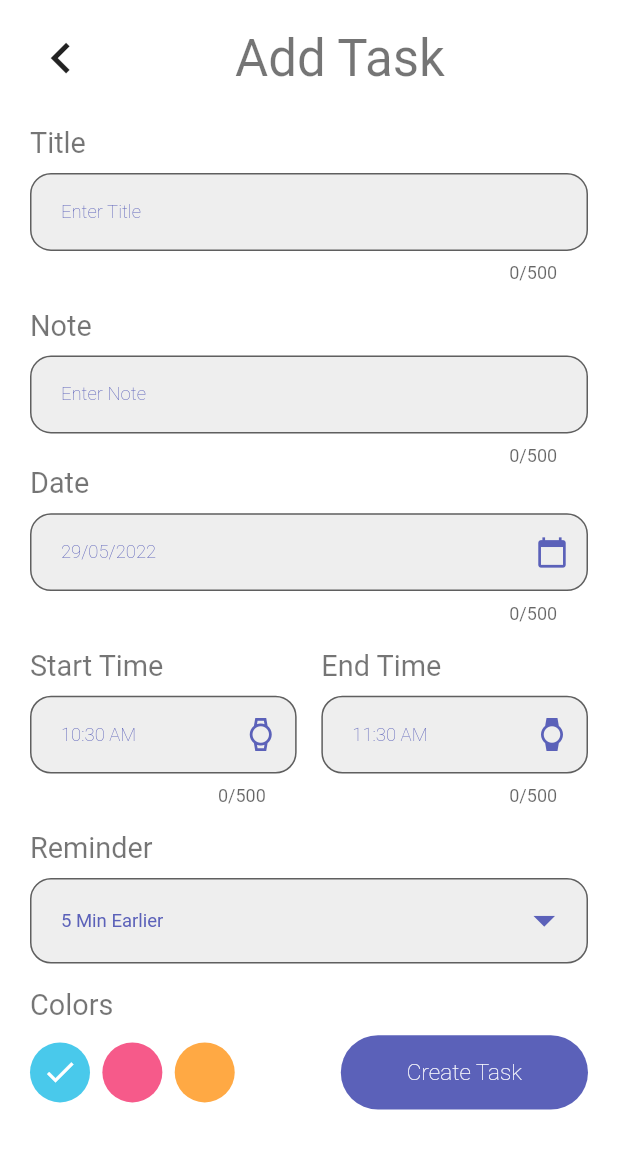
After one commit to NipunSharma2902/ANAVRIN, a Flutter app: the addjournal_screen screen opened directly, on a phone screen of 412 x 824 dp. The commit adds this screen. Shown: the top 1149 px of the screen. Run offline on Flutter 3.47's test engine with Material 2 defaults, Android fonts, the phone set to English and light mode, and no system bars; our stand-ins replace animate_do, another_flushbar, awesome_notifications, bloc, cloud_firestore, connectivity_plus and 8 more; missing offline and left inert: day_night_time_picker; accounts and stored records are empty.

Commit message:
MORE CHANGES

```diff
--- /dev/null
+++ b/lib/presentation/screens/addjournal_screen.dart
@@ -0,0 +1,462 @@
+import 'package:flutter/material.dart';
+import 'package:awesome_notifications/awesome_notifications.dart';
+import 'package:day_night_time_picker/day_night_time_picker.dart';
+import 'package:flutter/material.dart';
+import 'package:intl/intl.dart';
+import 'package:sizer/sizer.dart';
+import 'package:anavrin/data/models/task_model.dart';
+import 'package:anavrin/data/repositories/firestore_crud.dart';
+import 'package:anavrin/presentation/widgets/mybutton.dart';
+import 'package:anavrin/presentation/widgets/mytextfield.dart';
+import 'package:anavrin/shared/constants/consts_variables.dart';
+import 'package:anavrin/shared/styles/colors.dart';
+
+import '../../shared/services/notification_service.dart';
+
+class addjournal_screen extends StatefulWidget {
+  final TaskModel? task;
+
+  const addjournal_screen({
+    this.task,
+    Key? key,
+  }) : super(key: key);
+
+  @override
+  State<addjournal_screen> createState() => _AddJournalScreenState();
+}
+
+class _AddJournalScreenState extends State<addjournal_screen> {
+  get isEditMote => widget.task != null;
+
+  late TextEditingController _titlecontroller;
+  late TextEditingController _notecontroller;
+  late DateTime currentdate;
+  static var _starthour = TimeOfDay.now();
+
+  var endhour = TimeOfDay.now();
+
+  final _formKey = GlobalKey<FormState>();
+  late int _selectedReminder;
+  late int _selectedcolor;
+
+  List<DropdownMenuItem<int>> menuItems = const [
+    DropdownMenuItem(
+        child: Text(
+          "5 Min Earlier",
+        ),
+        value: 5),
+    DropdownMenuItem(
+        child: Text(
+          "10 Min Earlier",
+        ),
+        value: 10),
+    DropdownMenuItem(
+        child: Text(
+          "15 Min Earlier",
+        ),
+        value: 15),
+    DropdownMenuItem(
+        child: Text(
+          "20 Min Earlier",
+        ),
+        value: 20),
+  ];
+
+  @override
+  void initState() {
+    super.initState();
+    _titlecontroller =
+        TextEditingController(text: isEditMote ? widget.task!.title : '');
+    _notecontroller =
+        TextEditingController(text: isEditMote ? widget.task!.note : '');
+
+    currentdate =
+        isEditMote ? DateTime.parse(widget.task!.date) : DateTime.now();
+    endhour = TimeOfDay(
+      hour: _starthour.hour + 1,
+      minute: _starthour.minute,
+    );
+    _selectedReminder = isEditMote ? widget.task!.reminder : 5;
+    _selectedcolor = isEditMote ? widget.task!.colorindex : 0;
+  }
+
+  @override
+  void dispose() {
+    super.dispose();
+    _titlecontroller.dispose();
+    _notecontroller.dispose();
+  }
+
+  @override
+  Widget build(BuildContext context) {
+    return Scaffold(
+      backgroundColor: Appcolors.white,
+      body: SingleChildScrollView(
+        child: SafeArea(
+          child: Padding(
+            padding: const EdgeInsets.symmetric(horizontal: 20, vertical: 10),
+            child: _buildform(context),
+          ),
+        ),
+      ),
+    );
+  }
+
+  Form _buildform(BuildContext context) {
+    return Form(
+      key: _formKey,
+      child: Column(
+        crossAxisAlignment: CrossAxisAlignment.start,
+        children: [
+          SizedBox(
+            height: 1.h,
+          ),
+          _buildAppBar(context),
+          SizedBox(
+            height: 3.h,
+          ),
+          Text(
+            'Title',
+            style: Theme.of(context)
+                .textTheme
+                .headline4!
+                .copyWith(fontSize: 14.sp),
+          ),
+          SizedBox(
+            height: 1.h,
+          ),
+          MyTextfield(
+            hint: 'Enter Title',
+            icon: Icons.title,
+            showicon: false,
+            validator: (value) {
+              return value!.isEmpty ? "Please Enter A Title" : null;
+            },
+            textEditingController: _titlecontroller,
+          ),
+          SizedBox(
+            height: 2.h,
+          ),
+          Text(
+            'Note',
+            style: Theme.of(context)
+                .textTheme
+                .headline4!
+                .copyWith(fontSize: 14.sp),
+          ),
+          SizedBox(
+            height: 1.h,
+          ),
+          MyTextfield(
+            hint: 'Enter Note',
+            icon: Icons.ac_unit,
+            showicon: false,
+            maxlenght: 40,
+            validator: (value) {
+              return value!.isEmpty ? "Please Enter A Note" : null;
+            },
+            textEditingController: _notecontroller,
+          ),
+          Text(
+            'Date',
+            style: Theme.of(context)
+                .textTheme
+                .headline4!
+                .copyWith(fontSize: 14.sp),
+          ),
+          SizedBox(
+            height: 1.h,
+          ),
+          MyTextfield(
+            hint: DateFormat('dd/MM/yyyy').format(currentdate),
+            icon: Icons.calendar_today,
+            readonly: true,
+            showicon: false,
+            validator: (value) {
+              return null;
+            },
+            ontap: () {
+              _showdatepicker();
+            },
+            textEditingController: TextEditingController(),
+          ),
+          SizedBox(
+            height: 2.h,
+          ),
+          Row(
+            children: [
+              Expanded(
+                child: Column(
+                  crossAxisAlignment: CrossAxisAlignment.start,
+                  children: [
+                    Text(
+                      'Start Time',
+                      style: Theme.of(context)
+                          .textTheme
+                          .headline4!
+                          .copyWith(fontSize: 14.sp),
+                    ),
+                    SizedBox(
+                      height: 1.h,
+                    ),
+                    MyTextfield(
+                      hint: DateFormat('HH:mm a').format(DateTime(
+                          0, 0, 0, _starthour.hour, _starthour.minute)),
+                      icon: Icons.watch_outlined,
+                      showicon: false,
+                      readonly: true,
+                      validator: (value) {
+                        return null;
+                      },
+                      ontap: () {
+                        Navigator.push(
+                            context,
+                            showPicker(
+                              value: _starthour,
+                              is24HrFormat: true,
+                              accentColor: Colors.deepPurple,
+                              onChange: (TimeOfDay newvalue) {
+                                setState(() {
+                                  _starthour = newvalue;
+                                  endhour = TimeOfDay(
+                                    hour: _starthour.hour < 22
+                                        ? _starthour.hour + 1
+                                        : _starthour.hour,
+                                    minute: _starthour.minute,
+                                  );
+                                });
+                              },
+                            ));
+                      },
+                      textEditingController: TextEditingController(),
+                    ),
+                  ],
+                ),
+              ),
+              SizedBox(
+                width: 4.w,
+              ),
+              Expanded(
+                child: Column(
+                  crossAxisAlignment: CrossAxisAlignment.start,
+                  children: [
+                    Text(
+                      'End Time',
+                      style: Theme.of(context)
+                          .textTheme
+                          .headline4!
+                          .copyWith(fontSize: 14.sp),
+                    ),
+                    SizedBox(
+                      height: 1.h,
+                    ),
+                    MyTextfield(
+                      hint: DateFormat('HH:mm a').format(
+                          DateTime(0, 0, 0, endhour.hour, endhour.minute)),
+                      icon: Icons.watch,
+                      showicon: false,
+                      readonly: true,
+                      validator: (value) {
+                        return null;
+                      },
+                      ontap: () {
+                        Navigator.push(
+                            context,
+                            showPicker(
+                              value: endhour,
+                              is24HrFormat: true,
+                              minHour: _starthour.hour.toDouble() - 1,
+                              accentColor: Color(0xFF5B61B9),
+                              onChange: (TimeOfDay newvalue) {
+                                setState(() {
+                                  endhour = newvalue;
+                                });
+                              },
+                            ));
+                      },
+                      textEditingController: TextEditingController(),
+                    ),
+                  ],
+                ),
+              ),
+            ],
+          ),
+          SizedBox(
+            height: 2.h,
+          ),
+          Text(
+            'Reminder',
+            style: Theme.of(context)
+                .textTheme
+                .headline4!
+                .copyWith(fontSize: 14.sp),
+          ),
+          SizedBox(
+            height: 1.h,
+          ),
+          _buildDropdownButton(context),
+          SizedBox(
+            height: 2.h,
+          ),
+          Text(
+            'Colors',
+            style: Theme.of(context)
+                .textTheme
+                .headline4!
+                .copyWith(fontSize: 14.sp),
+          ),
+          SizedBox(
+            height: 1.h,
+          ),
+          Row(
+            mainAxisAlignment: MainAxisAlignment.spaceBetween,
+            children: [
+              Wrap(
+                children: List<Widget>.generate(
+                    3,
+                    (index) => Padding(
+                          padding: EdgeInsets.only(right: 2.w),
+                          child: InkWell(
+                            onTap: () {
+                              setState(() {
+                                _selectedcolor = index;
+                              });
+                            },
+                            child: CircleAvatar(
+                                backgroundColor: colors[index],
+                                child: _selectedcolor == index
+                                    ? const Icon(
+                                        Icons.done,
+                                        color: Appcolors.white,
+                                      )
+                                    : null),
+                          ),
+                        )),
+              ),
+              MyButton(
+                color: isEditMote ? Colors.green : Color(0xFF5B61B9),
+                width: 40.w,
+                title: isEditMote ? "Update Task" : 'Create Task',
+                func: () {
+                  _addtask();
+                },
+              )
+            ],
+          )
+        ],
+      ),
+    );
+  }
+
+  _addtask() {
+    if (_formKey.currentState!.validate()) {
+      TaskModel task = TaskModel(
+        title: _titlecontroller.text,
+        note: _notecontroller.text,
+        date: DateFormat('yyyy-MM-dd').format(currentdate),
+        starttime: _starthour.format(context),
+        endtime: endhour.format(context),
+        reminder: _selectedReminder,
+        colorindex: _selectedcolor,
+        id: '',
+      );
+      isEditMote
+          ? FireStoreCrud().updateTask(
+              docid: widget.task!.id,
+              title: _titlecontroller.text,
+              note: _notecontroller.text,
+              date: DateFormat('yyyy-MM-dd').format(currentdate),
+              starttime: _starthour,
+              endtime: endhour.format(context),
+              reminder: _selectedReminder,
+              colorindex: _selectedcolor,
+            )
+          : FireStoreCrud().addTask(task: task);
+
+      NotificationsHandler.createScheduledNotification(
+        date: currentdate.day,
+        hour: _starthour.hour,
+        minute: _starthour.minute - _selectedReminder,
+        title: '${Emojis.time_watch} It Is Time For Your Task!!!',
+        body: _titlecontroller.text,
+      );
+
+      NotificationsHandler.createScheduledNotification(
+        date: currentdate.day,
+        hour: endhour.hour,
+        minute: endhour.minute - _selectedReminder,
+        title: '${Emojis.time_watch} Your task ends now!!!',
+        body: _titlecontroller.text,
+      );
+
+      Navigator.pop(context);
+    }
+  }
+
+  DropdownButtonFormField<int> _buildDropdownButton(BuildContext context) {
+    return DropdownButtonFormField(
+      value: _selectedReminder,
+      items: menuItems,
+      style: Theme.of(context)
+          .textTheme
+          .headline4!
+          .copyWith(fontSize: 9.sp, color: Color(0xFF5B61B9)),
+      icon: Icon(
+        Icons.arrow_drop_down,
+        color: Color(0xFF5B61B9),
+        size: 25.sp,
+      ),
+      decoration: InputDecoration(
+        fillColor: Colors.grey.shade200,
+        filled: true,
+        border: OutlineInputBorder(
+            borderRadius: BorderRadius.circular(14),
+            borderSide: BorderSide(
+              color: Colors.grey.shade200,
+              width: 0,
+            )),
+        contentPadding: EdgeInsets.symmetric(horizontal: 5.w, vertical: 2.h),
+      ),
+      onChanged: (int? val) {
+        setState(() {
+          _selectedReminder = val!;
+        });
+      },
+    );
+  }
+
+  _showdatepicker() async {
+    var selecteddate = await showDatePicker(
+      context: context,
+      initialDate: DateTime.now(),
+      firstDate: DateTime.now(),
+      lastDate: DateTime(2200),
+      currentDate: DateTime.now(),
+    );
+    setState(() {
+      selecteddate != null ? currentdate = selecteddate : null;
+    });
+  }
+
+  Row _buildAppBar(BuildContext context) {
+    return Row(
+      mainAxisAlignment: MainAxisAlignment.spaceBetween,
+      children: [
+        GestureDetector(
+          onTap: () {
+            Navigator.pop(context);
+          },
+          child: Icon(
+            Icons.chevron_left,
+            size: 30.sp,
+          ),
+        ),
+        Text(
+          isEditMote ? 'Update Task' : 'Add Task',
+          style: Theme.of(context).textTheme.headline4,
+        ),
+        const SizedBox()
+      ],
+    );
+  }
+}
--- a/lib/presentation/screens/onboarding.dart
+++ b/lib/presentation/screens/onboarding.dart
@@ -36,7 +36,7 @@ class _OnboardingPageState extends State<OnboardingPage> {
   @override
   Widget build(BuildContext context) {
     return Scaffold(
-      backgroundColor: Colors.deepPurple,
+      backgroundColor: Color(0xFF5B61B9),
       body: BlocConsumer<OnboardingCubit, OnboardingState>(
         listener: (context, state) {},
         builder: (context, state) {
@@ -50,7 +50,7 @@ class _OnboardingPageState extends State<OnboardingPage> {
                   Container(
                       width: 100.w,
                       height: 95.h,
-                      color: Colors.deepPurple,
+                      color: Color(0xFF5B61B9),
                       child: Padding(
                         padding: EdgeInsets.symmetric(
                           horizontal: 10.w,
@@ -126,7 +126,7 @@ class _OnboardingPageState extends State<OnboardingPage> {
                           child: Padding(
                             padding: const EdgeInsets.all(20),
                             child: MyButton(
-                                color: Colors.deepPurple,
+                                color: Color(0xFF5B61B9),
                                 width: 19.w,
                                 title: 'Skip',
                                 func: () {
--- a/lib/presentation/widgets/myindicator.dart
+++ b/lib/presentation/widgets/myindicator.dart
@@ -7,7 +7,7 @@ class MyCircularIndicator extends StatelessWidget {
   Widget build(BuildContext context) {
     return const Center(
       child: CircularProgressIndicator(
-        color: Colors.deepPurple,
+        color: Color(0xFF5B61B9),
       ),
     );
   }
--- a/lib/presentation/widgets/mytextfield.dart
+++ b/lib/presentation/widgets/mytextfield.dart
@@ -56,20 +56,20 @@ class MyTextfield extends StatelessWidget {
               EdgeInsets.symmetric(horizontal: 5.w, vertical: 2.3.h),
           hintStyle: Theme.of(context).textTheme.headline1?.copyWith(
                 fontSize: 9.sp,
-                color: Colors.deepPurple,
+                color: Color(0xFF5B61B9),
               ),
           prefixIcon: showicon
               ? Icon(
                   icon,
                   size: 22,
-                  color: Colors.deepPurple,
+                  color: Color(0xFF5B61B9),
                 )
               : null,
           suffixIcon: readonly
               ? Icon(
                   icon,
                   size: 22,
-                  color: Colors.deepPurple,
+                  color: Color(0xFF5B61B9),
                 )
               : null),
       autovalidateMode: AutovalidateMode.onUserInteraction,
```
Also changed, not shown: lib/presentation/screens/journal.dart (+48 -39 lines), lib/presentation/screens/login_page.dart (+3 -4 lines), lib/presentation/screens/my_homepage.dart (+5 -4 lines), lib/presentation/screens/signup_page.dart (+3 -4 lines), lib/presentation/screens/welcome_page.dart (+4 -4 lines).
